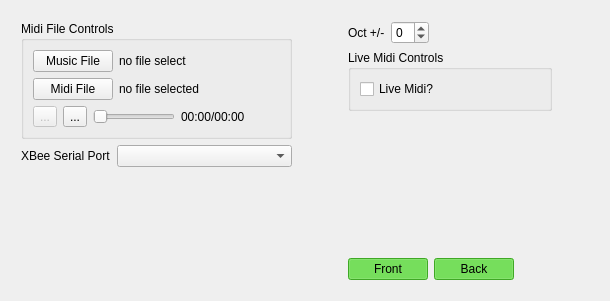
Qt form command_station/src/mainwidget.ui (PeterMitrano/glowsuit) before a commit.
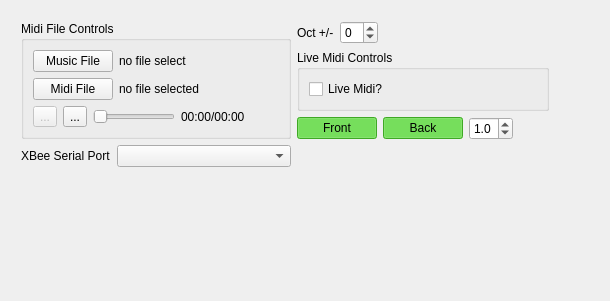
The same form after that commit. Icons and pictures are not drawn.

Patch:
```diff
--- a/command_station/src/mainwidget.ui
+++ b/command_station/src/mainwidget.ui
@@ -148,7 +148,14 @@
             </widget>
            </item>
            <item row="0" column="1">
-            <widget class="QComboBox" name="xbee_port_combobox"/>
+            <widget class="QComboBox" name="xbee_port_combobox">
+             <property name="sizePolicy">
+              <sizepolicy hsizetype="MinimumExpanding" vsizetype="Fixed">
+               <horstretch>0</horstretch>
+               <verstretch>0</verstretch>
+              </sizepolicy>
+             </property>
+            </widget>
            </item>
           </layout>
          </item>
@@ -157,6 +164,9 @@
            <property name="orientation">
             <enum>Qt::Vertical</enum>
            </property>
+           <property name="sizeType">
+            <enum>QSizePolicy::MinimumExpanding</enum>
+           </property>
            <property name="sizeHint" stdset="0">
             <size>
              <width>20</width>
@@ -167,22 +177,6 @@
          </item>
         </layout>
        </item>
-       <item>
-        <spacer name="horizontalSpacer_4">
-         <property name="orientation">
-          <enum>Qt::Horizontal</enum>
-         </property>
-         <property name="sizeType">
-          <enum>QSizePolicy::MinimumExpanding</enum>
-         </property>
-         <property name="sizeHint" stdset="0">
-          <size>
-           <width>50</width>
-           <height>20</height>
-          </size>
-         </property>
-        </spacer>
-       </item>
        <item>
         <layout class="QVBoxLayout" name="controls_layout">
          <item>
@@ -287,19 +281,6 @@
            </layout>
           </widget>
          </item>
-         <item>
-          <spacer name="verticalSpacer">
-           <property name="orientation">
-            <enum>Qt::Vertical</enum>
-           </property>
-           <property name="sizeHint" stdset="0">
-            <size>
-             <width>20</width>
-             <height>40</height>
-            </size>
-           </property>
-          </spacer>
-         </item>
          <item>
           <layout class="QHBoxLayout" name="viz_controls_layout">
            <item>
@@ -382,6 +363,25 @@
              </property>
             </widget>
            </item>
+           <item>
+            <widget class="QDoubleSpinBox" name="scale_spinbox">
+             <property name="decimals">
+              <number>1</number>
+             </property>
+             <property name="minimum">
+              <double>0.100000000000000</double>
+             </property>
+             <property name="maximum">
+              <double>5.000000000000000</double>
+             </property>
+             <property name="singleStep">
+              <double>0.100000000000000</double>
+             </property>
+             <property name="value">
+              <double>1.000000000000000</double>
+             </property>
+            </widget>
+           </item>
            <item>
             <spacer name="horizontalSpacer">
              <property name="orientation">
@@ -397,6 +397,22 @@
            </item>
           </layout>
          </item>
+         <item>
+          <spacer name="verticalSpacer">
+           <property name="orientation">
+            <enum>Qt::Vertical</enum>
+           </property>
+           <property name="sizeType">
+            <enum>QSizePolicy::MinimumExpanding</enum>
+           </property>
+           <property name="sizeHint" stdset="0">
+            <size>
+             <width>20</width>
+             <height>40</height>
+            </size>
+           </property>
+          </spacer>
+         </item>
         </layout>
        </item>
        <item>
@@ -404,6 +420,9 @@
          <property name="orientation">
           <enum>Qt::Horizontal</enum>
          </property>
+         <property name="sizeType">
+          <enum>QSizePolicy::MinimumExpanding</enum>
+         </property>
          <property name="sizeHint" stdset="0">
           <size>
            <width>40</width>
```
Left out of the diff: 6 changed lines with no effect on the pictures.
